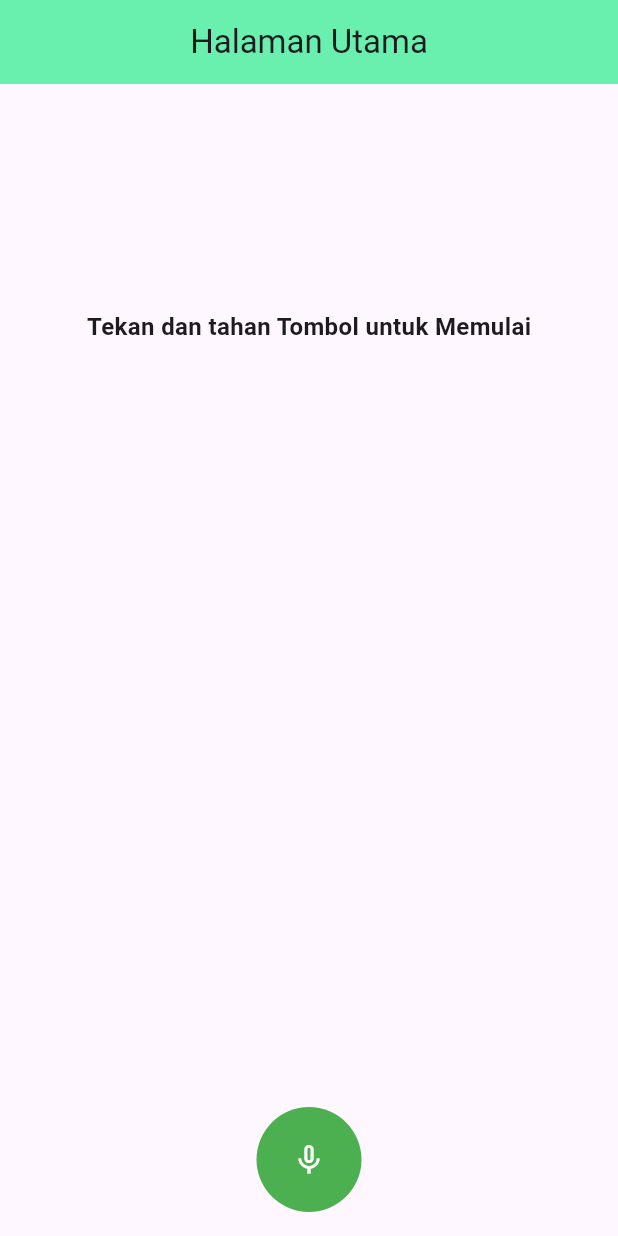
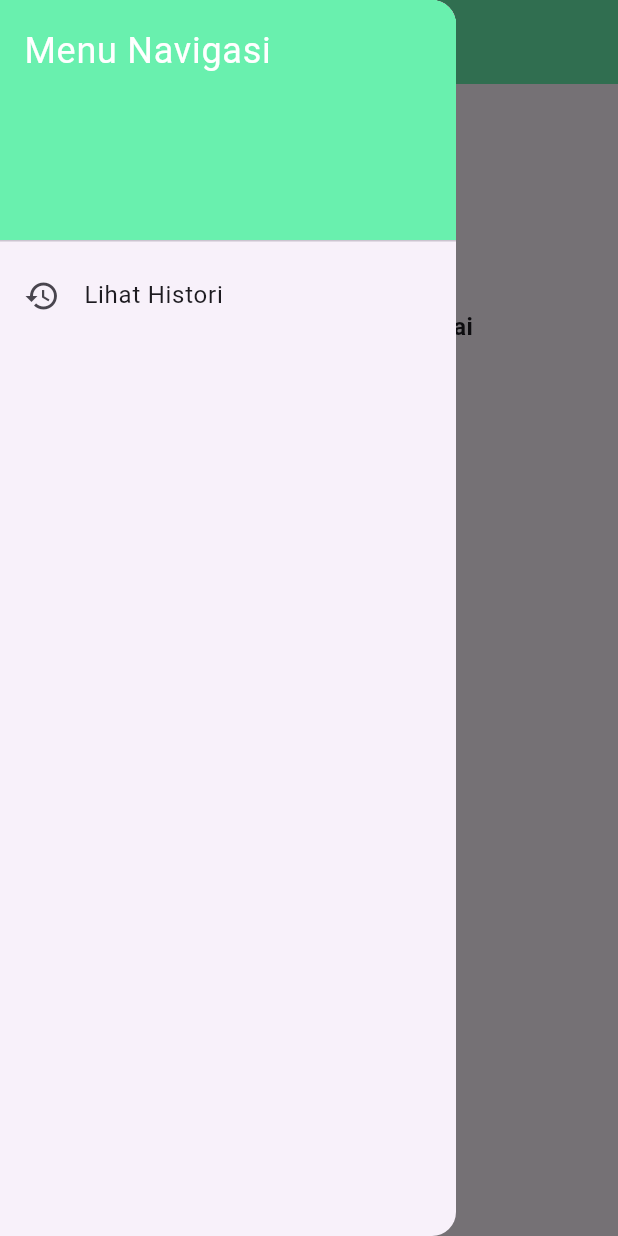
Before and after one commit to bagussatt/SpeechToText-Dart, a Flutter app: the screen it shows after launch, with the side drawer open (before the commit the screen has no drawer), on a phone screen of 412 x 824 dp. Run offline on Flutter 3.47's test engine with Material 3 defaults, Android fonts, the phone set to English and light mode, and no system bars; drawn by our look-alikes of avatar_glow; our stand-ins replace speech_to_text.

Commit message:
menambahkan function history dan juga halaman history

```diff
--- a/lib/screens/home_screen.dart
+++ b/lib/screens/home_screen.dart
@@ -1,6 +1,7 @@
 import 'package:avatar_glow/avatar_glow.dart';
 import 'package:flutter/material.dart';
 import 'package:speech_to_text/speech_to_text.dart';
+import 'package:speechtotextapk/screens/history_screen.dart';
 
 class HomeScreen extends StatefulWidget {
   const HomeScreen({super.key});
@@ -11,9 +12,9 @@
 
 class _HomeScreenState extends State<HomeScreen> {
   SpeechToText speechToText = SpeechToText();
-
-  var kata = "Tekan dan tahan Tombol untuk Memulai";
-  var tekan = false;
+  String kata = "Tekan Tombol untuk Memulai";
+  bool tekan = false;
+  List<String> history = []; // List to store history
 
   @override
   Widget build(BuildContext context) {
@@ -23,6 +24,38 @@
         centerTitle: true,
         backgroundColor: Colors.greenAccent,
       ),
+      drawer: Drawer(
+        child: ListView(
+          padding: EdgeInsets.zero,
+          children: <Widget>[
+            DrawerHeader(
+              decoration: BoxDecoration(
+                color: Colors.greenAccent,
+              ),
+              child: Text(
+                'Menu Navigasi',
+                style: TextStyle(
+                  color: Colors.white,
+                  fontSize: 24,
+                ),
+              ),
+            ),
+            ListTile(
+              leading: Icon(Icons.history),
+              title: Text('Lihat Histori'),
+              onTap: () {
+                Navigator.pop(context); // Tutup drawer saat item diklik
+                Navigator.push(
+                  context,
+                  MaterialPageRoute(
+                    builder: (context) => HistoryScreen(history: history),
+                  ),
+                );
+              },
+            ),
+          ],
+        ),
+      ),
       body: Container(
         padding: EdgeInsets.symmetric(vertical: 150),
         alignment: Alignment.center,
@@ -31,12 +64,11 @@
             Text(
               kata,
               style: TextStyle(fontSize: 16, fontWeight: FontWeight.w600),
-            )
+            ),
           ],
         ),
       ),
       floatingActionButton: AvatarGlow(
-        //pakek ini biar ga hambar animasi button nya  ya dit
         animate: tekan,
         duration: Duration(seconds: 2),
         glowColor: Color.fromARGB(97, 14, 77, 55),
@@ -50,14 +82,14 @@
                 setState(() {
                   tekan = true;
                 });
-                speechToText.listen(onResult: (hasil) {
+                speechToText.listen(onResult: (result) {
                   setState(() {
-                    kata = hasil.recognizedWords;
+                    kata = result.recognizedWords;
                   });
                 });
               } else {
                 print(
-                    "Programnya rusak bukan programmernya orang udah di masukin masa gaada Speechnya"); // Inform the user
+                    "Programnya rusak bukan programmernya orang udah di masukin masa gaada Speechnya");
               }
             }
           },
@@ -65,6 +97,8 @@
             speechToText.stop();
             setState(() {
               tekan = false;
+              history.add(kata); // Add current text to history
+              kata = "Tekan dan tahan Tombol untuk Memulai"; // Reset text
             });
           },
           child: CircleAvatar(
```
Also changed, not shown: lib/screens/history_screen.dart (added, +25 -0 lines).
